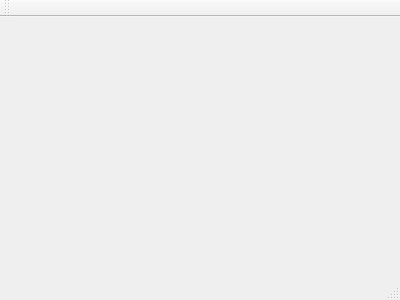
First picture: the form in network-shark/mainwindow.ui, repository zekiyou/QtWireshark, before the edit.
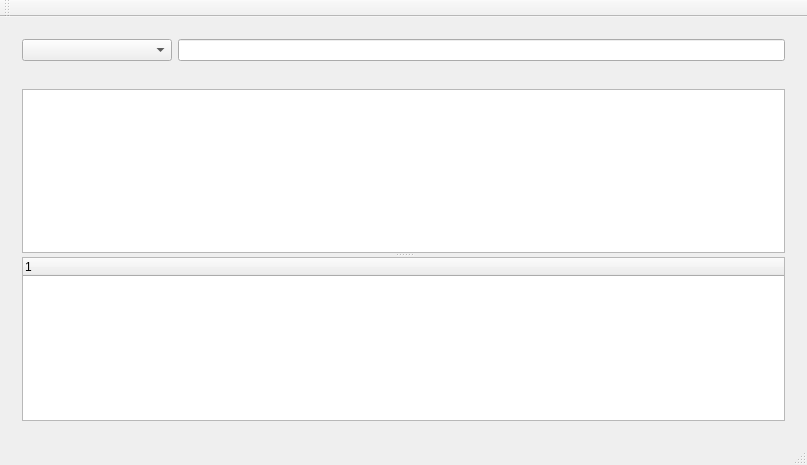
Second picture: the form after the edit.

The edit to the form file:
```diff
--- a/network-shark/mainwindow.ui
+++ b/network-shark/mainwindow.ui
@@ -1,24 +1,82 @@
 <ui version="4.0">
  <class>MainWindow</class>
- <widget class="QMainWindow" name="MainWindow" >
-  <property name="geometry" >
+ <widget class="QMainWindow" name="MainWindow">
+  <property name="geometry">
    <rect>
     <x>0</x>
     <y>0</y>
-    <width>400</width>
-    <height>300</height>
+    <width>807</width>
+    <height>465</height>
    </rect>
   </property>
   <property name="windowTitle" >
    <string>MainWindow</string>
   </property>
-  <widget class="QMenuBar" name="menuBar" />
-  <widget class="QToolBar" name="mainToolBar" />
-  <widget class="QWidget" name="centralWidget" />
-  <widget class="QStatusBar" name="statusBar" />
+  <widget class="QWidget" name="centralWidget">
+   <layout class="QVBoxLayout" name="verticalLayout_2">
+    <item>
+     <widget class="QWidget" name="widget" native="true">
+      <layout class="QHBoxLayout" name="horizontalLayout">
+       <item>
+        <widget class="QComboBox" name="comboBox">
+         <property name="minimumSize">
+          <size>
+           <width>150</width>
+           <height>0</height>
+          </size>
+         </property>
+        </widget>
+       </item>
+       <item>
+        <widget class="QLineEdit" name="lineEdit"/>
+       </item>
+      </layout>
+     </widget>
+    </item>
+    <item>
+     <widget class="QWidget" name="widget_2" native="true">
+      <layout class="QVBoxLayout" name="verticalLayout">
+       <item>
+        <widget class="QSplitter" name="splitter">
+         <property name="orientation">
+          <enum>Qt::Vertical</enum>
+         </property>
+         <widget class="QTableWidget" name="tableWidget"/>
+         <widget class="QTreeWidget" name="treeWidget">
+          <column>
+           <property name="text">
+            <string notr="true">1</string>
+           </property>
+          </column>
+         </widget>
+        </widget>
+       </item>
+      </layout>
+     </widget>
+    </item>
+   </layout>
+  </widget>
+  <widget class="QMenuBar" name="menuBar">
+   <property name="geometry">
+    <rect>
+     <x>0</x>
+     <y>0</y>
+     <width>807</width>
+     <height>27</height>
+    </rect>
+   </property>
+  </widget>
+  <widget class="QToolBar" name="mainToolBar">
+   <attribute name="toolBarArea">
+    <enum>TopToolBarArea</enum>
+   </attribute>
+   <attribute name="toolBarBreak">
+    <bool>false</bool>
+   </attribute>
+  </widget>
+  <widget class="QStatusBar" name="statusBar"/>
  </widget>
- <layoutDefault spacing="6" margin="11" />
- <pixmapfunction></pixmapfunction>
+ <layoutdefault spacing="6" margin="11"/>
  <resources/>
  <connections/>
 </ui>
```
Left out of the diff: 3 changed lines with no effect on the pictures.
